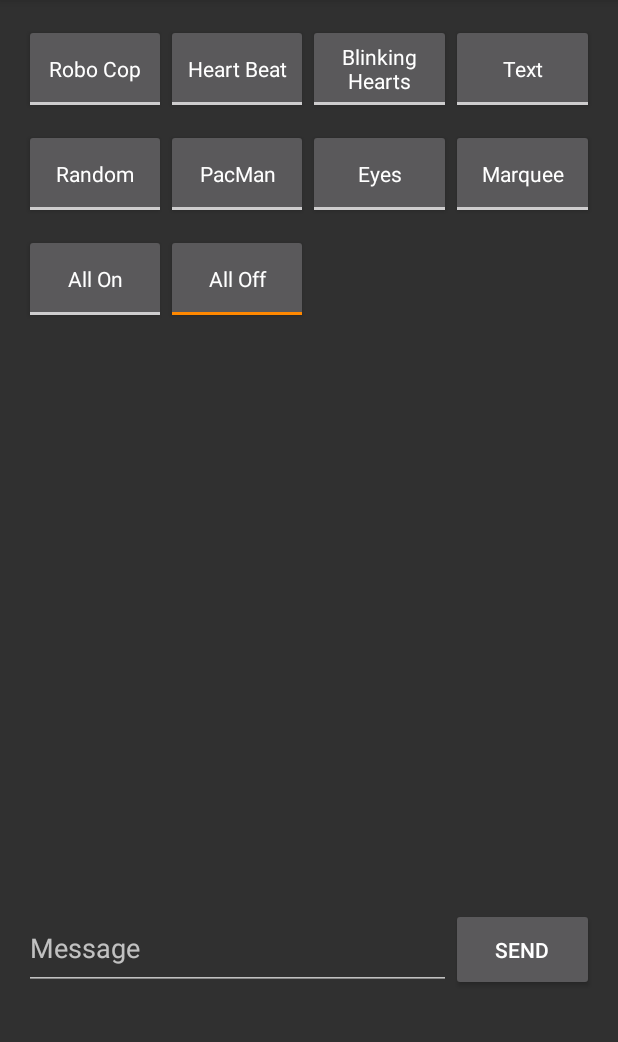
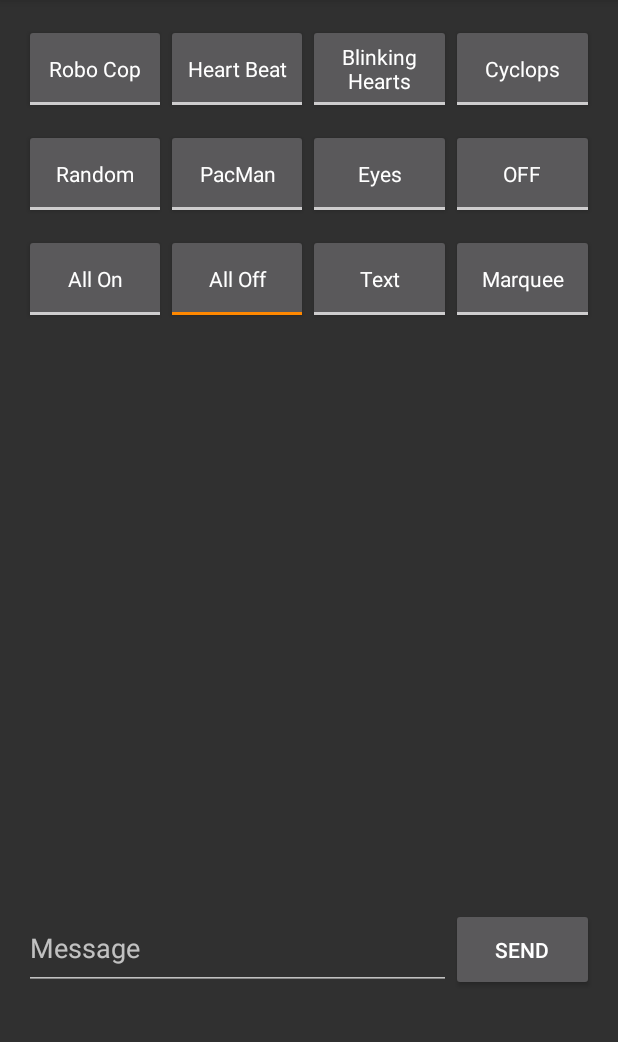
Before and after one commit to dsarmiento/DaftPunk, an Android app: the screen it shows after launch (ControllerMain), on a phone screen of 412 x 824 dp, the part 84-1126 px from its top. Run offline under Robolectric (Android 15) with nearby library versions, the phone set to English and light mode, and no system bars.

Commit message:
more animations

```diff
--- a/DaftController/app/src/main/java/com/dsarmiento/daftcontroller/ControllerMain.java
+++ b/DaftController/app/src/main/java/com/dsarmiento/daftcontroller/ControllerMain.java
@@ -76,16 +76,17 @@ public class ControllerMain extends AppCompatActivity {
 
         toggleButtons = new LinkedList<>();
 
-        final ToggleButton roboCop = (ToggleButton) findViewById(R.id.roboCop);
-        final ToggleButton heartBeat = (ToggleButton) findViewById(R.id.heartBeat);
-        final ToggleButton heartBlink = (ToggleButton) findViewById(R.id.heartBlink);
-        final ToggleButton blinkingEyes = (ToggleButton) findViewById(R.id.blinkingEyes);
-        final ToggleButton whiteNoise = (ToggleButton) findViewById(R.id.whiteNoise);
-        final ToggleButton marqueeText = (ToggleButton) findViewById(R.id.marqueeText);
-        final ToggleButton staticText = (ToggleButton) findViewById(R.id.staticText);
-        final ToggleButton pacMan = (ToggleButton) findViewById(R.id.pacMan);
-        final ToggleButton allOn = (ToggleButton) findViewById(R.id.allOn);
-        final ToggleButton allOff = (ToggleButton) findViewById(R.id.allOff);
+        final ToggleButton roboCop          = (ToggleButton) findViewById(R.id.roboCop);
+        final ToggleButton heartBeat        = (ToggleButton) findViewById(R.id.heartBeat);
+        final ToggleButton heartBlink       = (ToggleButton) findViewById(R.id.heartBlink);
+        final ToggleButton blinkingEyes     = (ToggleButton) findViewById(R.id.blinkingEyes);
+        final ToggleButton whiteNoise       = (ToggleButton) findViewById(R.id.whiteNoise);
+        final ToggleButton marqueeText      = (ToggleButton) findViewById(R.id.marqueeText);
+        final ToggleButton staticText       = (ToggleButton) findViewById(R.id.staticText);
+        final ToggleButton pacMan           = (ToggleButton) findViewById(R.id.pacMan);
+        final ToggleButton allOn            = (ToggleButton) findViewById(R.id.allOn);
+        final ToggleButton allOff           = (ToggleButton) findViewById(R.id.allOff);
+        final ToggleButton cyclops          = (ToggleButton) findViewById(R.id.cyclops);
 
         toggleButtons.add(roboCop);
         toggleButtons.add(heartBeat);
@@ -97,6 +98,7 @@ public class ControllerMain extends AppCompatActivity {
         toggleButtons.add(pacMan);
         toggleButtons.add(allOn);
         toggleButtons.add(allOff);
+        toggleButtons.add(cyclops);
 
         roboCop.setOnCheckedChangeListener(new CompoundButton.OnCheckedChangeListener() {
             public void onCheckedChanged(CompoundButton buttonView, boolean isChecked) {
@@ -162,6 +164,7 @@ public class ControllerMain extends AppCompatActivity {
         pacMan.setOnCheckedChangeListener(new CompoundButton.OnCheckedChangeListener() {
             public void onCheckedChanged(CompoundButton buttonView, boolean isChecked) {
                 if (isChecked) {
+                    sendCmd(10);
                     turnOff(pacMan);
                 }
             }
@@ -181,6 +184,15 @@ public class ControllerMain extends AppCompatActivity {
                 if (isChecked) {
                     sendCmd(9);
                     turnOff(allOff);
+                }
+            }
+        });
+
+        cyclops.setOnCheckedChangeListener(new CompoundButton.OnCheckedChangeListener() {
+            public void onCheckedChanged(CompoundButton buttonView, boolean isChecked) {
+                if (isChecked) {
+                    sendCmd(11);
+                    turnOff(cyclops);
                 }
             }
         });
@@ -211,7 +223,6 @@ public class ControllerMain extends AppCompatActivity {
             lv.setAdapter(adapter);
             lv.setOnItemClickListener(myListClickListener);
             ad = alertDialog.show();
-
         }
     }
 
--- a/DaftController/app/src/main/res/layout/activity_controller_main.xml
+++ b/DaftController/app/src/main/res/layout/activity_controller_main.xml
@@ -122,6 +122,17 @@
                 android:textOff="@string/blinking_eyes"
                 android:textOn="@string/blinking_eyes"
                 style="@style/AppTheme" />
+
+            <ToggleButton
+                android:text="@string/static_text"
+                android:layout_width="match_parent"
+                android:layout_height="60dp"
+                android:layout_marginTop="10dp"
+                android:id="@+id/staticText"
+                android:textOff="@string/static_text"
+                android:textOn="@string/static_text"
+                style="@style/AppTheme" />
+
         </LinearLayout>
         <LinearLayout
             android:orientation="vertical"
@@ -131,12 +142,19 @@
             android:id="@+id/col3">
 
             <ToggleButton
-                android:text="@string/static_text"
+                android:text="@string/cyclops"
                 android:layout_width="match_parent"
                 android:layout_height="60dp"
-                android:id="@+id/staticText"
-                android:textOff="@string/static_text"
-                android:textOn="@string/static_text"
+                android:id="@+id/cyclops"
+                android:textOff="@string/cyclops"
+                android:textOn="@string/cyclops"
+                style="@style/AppTheme" />
+
+            <ToggleButton
+                android:layout_width="match_parent"
+                android:layout_height="60dp"
+                android:layout_marginTop="10dp"
+                android:id="@+id/toggleButton3"
                 style="@style/AppTheme" />
 
             <ToggleButton
--- a/DaftController/app/src/main/res/values/strings.xml
+++ b/DaftController/app/src/main/res/values/strings.xml
@@ -10,6 +10,7 @@
     <string name="all_off">All Off</string>
     <string name="all_on">All On</string>
     <string name="pac_man">PacMan</string>
+    <string name="cyclops">Cyclops</string>
 
     <string name="action_connect">Connect</string>
 </resources>
```
Also changed, not shown: 2 other files.
